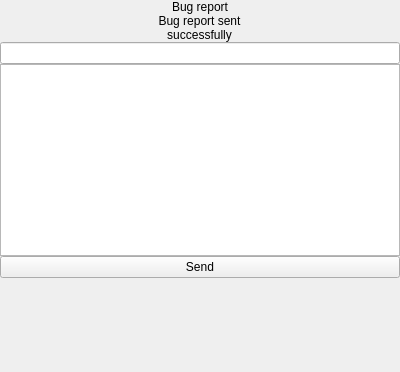
Above: ui/BugReportScreen.ui from demlabs-cellframe/dap-ui-sdk before the change. Below: the same form after it.
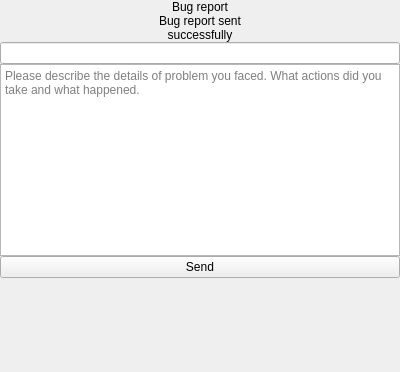
That is the form after the change. Custom widgets are drawn as their Qt base class.

```diff
--- a/ui/BugReportScreen.ui
+++ b/ui/BugReportScreen.ui
@@ -13,6 +13,34 @@
   <property name="windowTitle">
    <string>Form</string>
   </property>
+  <layout class="QHBoxLayout" name="horizontalLayout">
+   <property name="spacing">
+    <number>0</number>
+   </property>
+   <property name="leftMargin">
+    <number>0</number>
+   </property>
+   <property name="topMargin">
+    <number>0</number>
+   </property>
+   <property name="rightMargin">
+    <number>0</number>
+   </property>
+   <property name="bottomMargin">
+    <number>0</number>
+   </property>
+   <item>
+    <widget class="QWidget" name="wgtLeftMargin" native="true">
+     <property name="sizePolicy">
+      <sizepolicy hsizetype="Preferred" vsizetype="Preferred">
+       <horstretch>0</horstretch>
+       <verstretch>0</verstretch>
+      </sizepolicy>
+     </property>
+    </widget>
+   </item>
+   <item>
+    <widget class="QWidget" name="wgtCentral" native="true">
   <layout class="QVBoxLayout" name="verticalLayout_2">
    <property name="spacing">
     <number>0</number>
@@ -44,7 +72,7 @@
        </property>
       </widget>
      </item>
-     <item alignment="Qt::AlignHCenter">
+        <item>
       <widget class="CustomLineHeightLabel" name="lblStatusMessage">
        <property name="text">
         <string>Bug report sent&lt;br&gt;successfully</string>
@@ -68,22 +96,21 @@
       <widget class="QWidget" name="wgtBottomEmail" native="true"/>
      </item>
      <item>
-      <widget class="CustomLineHeightTextEdit" name="edtMessage">
-       <property name="sizePolicy">
-        <sizepolicy hsizetype="Preferred" vsizetype="Preferred">
-         <horstretch>0</horstretch>
-         <verstretch>0</verstretch>
-        </sizepolicy>
-       </property>
-       <property name="html">
-        <string>&lt;!DOCTYPE HTML PUBLIC &quot;-//W3C//DTD HTML 4.0//EN&quot; &quot;http://www.w3.org/TR/REC-html40/strict.dtd&quot;&gt;
-&lt;html&gt;&lt;head&gt;&lt;meta name=&quot;qrichtext&quot; content=&quot;1&quot; /&gt;&lt;style type=&quot;text/css&quot;&gt;
-p, li { white-space: pre-wrap; }
-&lt;/style&gt;&lt;/head&gt;&lt;body style=&quot; font-family:'Ubuntu'; font-size:11pt; font-weight:400; font-style:normal;&quot;&gt;
-&lt;p style=&quot;-qt-paragraph-type:empty; margin-top:0px; margin-bottom:0px; margin-left:0px; margin-right:0px; -qt-block-indent:0; text-indent:0px; line-height:130%;&quot;&gt;&lt;br /&gt;&lt;/p&gt;&lt;/body&gt;&lt;/html&gt;</string>
+         <widget class="CustomTextEdit" name="edtMessage">
+          <property name="verticalScrollBarPolicy">
+           <enum>Qt::ScrollBarAlwaysOff</enum>
+          </property>
+          <property name="horizontalScrollBarPolicy">
+           <enum>Qt::ScrollBarAlwaysOff</enum>
+          </property>
+          <property name="lineWrapMode">
+           <enum>QTextEdit::FixedPixelWidth</enum>
+          </property>
+          <property name="textInteractionFlags">
+           <set>Qt::LinksAccessibleByKeyboard|Qt::LinksAccessibleByMouse|Qt::TextBrowserInteraction|Qt::TextEditable|Qt::TextEditorInteraction|Qt::TextSelectableByKeyboard|Qt::TextSelectableByMouse</set>
        </property>
        <property name="placeholderText">
-        <string/>
+           <string>Please describe the details of problem you faced. What actions did you take and what happened.</string>
        </property>
       </widget>
      </item>
@@ -111,7 +138,7 @@
        <property name="sizeHint" stdset="0">
         <size>
          <width>20</width>
-         <height>12</height>
+            <height>13</height>
         </size>
        </property>
       </spacer>
@@ -120,6 +147,19 @@
    </item>
   </layout>
  </widget>
+   </item>
+   <item>
+    <widget class="QWidget" name="wgtRightMargin" native="true">
+     <property name="sizePolicy">
+      <sizepolicy hsizetype="Preferred" vsizetype="Preferred">
+       <horstretch>0</horstretch>
+       <verstretch>0</verstretch>
+      </sizepolicy>
+     </property>
+    </widget>
+   </item>
+  </layout>
+ </widget>
  <customwidgets>
   <customwidget>
    <class>CustomLineHeightLabel</class>
@@ -127,7 +167,12 @@
    <header>CustomLineHeightLabel.h</header>
   </customwidget>
   <customwidget>
-   <class>CustomLineHeightTextEdit</class>
+   <class>CustomLineEdit</class>
+   <extends>QLineEdit</extends>
+   <header location="global">CustomLineEdit.h</header>
+  </customwidget>
+  <customwidget>
+   <class>CustomTextEdit</class>
    <extends>QTextEdit</extends>
    <header>CustomLineHeightTextEdit.h</header>
   </customwidget>
```
Left out of the diff: 19 changed lines with no effect on the pictures. Lines whose indentation alone changed are shown as unchanged.
